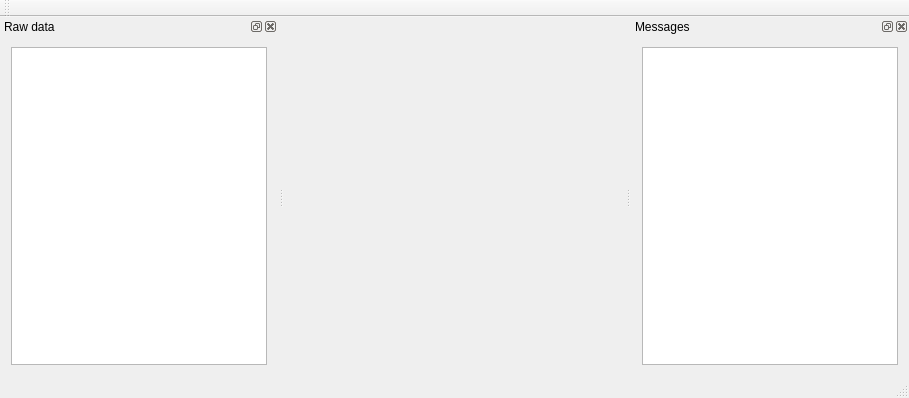
Qt form src/gui/mainwindow/mainwindow.ui (dimonomid/bterm) before a commit.
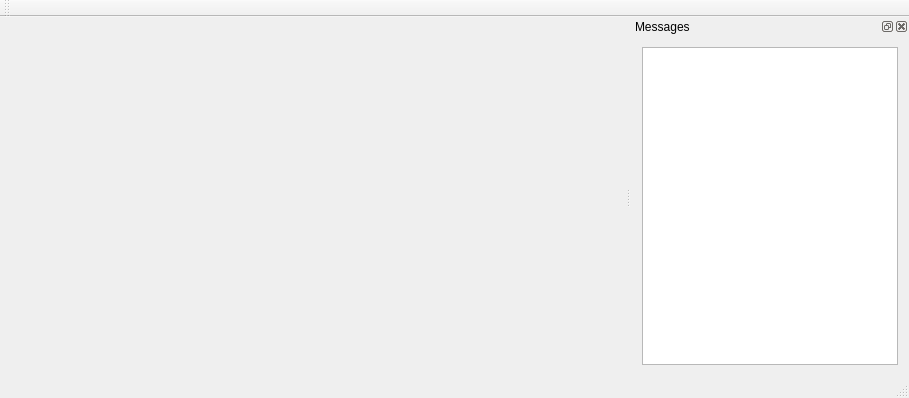
The same form after that commit. Custom widgets are drawn as their Qt base class.

Commit message: dockwidget with raw data is now created programmatically

Patch:
```diff
--- a/src/gui/mainwindow/mainwindow.ui
+++ b/src/gui/mainwindow/mainwindow.ui
@@ -33,34 +33,6 @@
    </attribute>
   </widget>
   <widget class="QStatusBar" name="statusBar"/>
-  <widget class="QDockWidget" name="dockwidg_raw_data">
-   <property name="windowTitle">
-    <string>Raw data</string>
-   </property>
-   <attribute name="dockWidgetArea">
-    <number>1</number>
-   </attribute>
-   <widget class="QWidget" name="dockWidgetContents_3">
-    <layout class="QVBoxLayout" name="verticalLayout">
-     <item>
-      <widget class="QPlainTextEdit_My" name="pte_raw_data">
-       <property name="sizePolicy">
-        <sizepolicy hsizetype="Expanding" vsizetype="Expanding">
-         <horstretch>0</horstretch>
-         <verstretch>0</verstretch>
-        </sizepolicy>
-       </property>
-       <property name="readOnly">
-        <bool>true</bool>
-       </property>
-       <property name="maximumBlockCount">
-        <number>1000</number>
-       </property>
-      </widget>
-     </item>
-    </layout>
-   </widget>
-  </widget>
   <widget class="QDockWidget" name="dockwidg_messages">
    <property name="enabled">
     <bool>true</bool>
```
Left out of the diff: 2 changed lines with no effect on the pictures. The commit also changes 2 other files.
